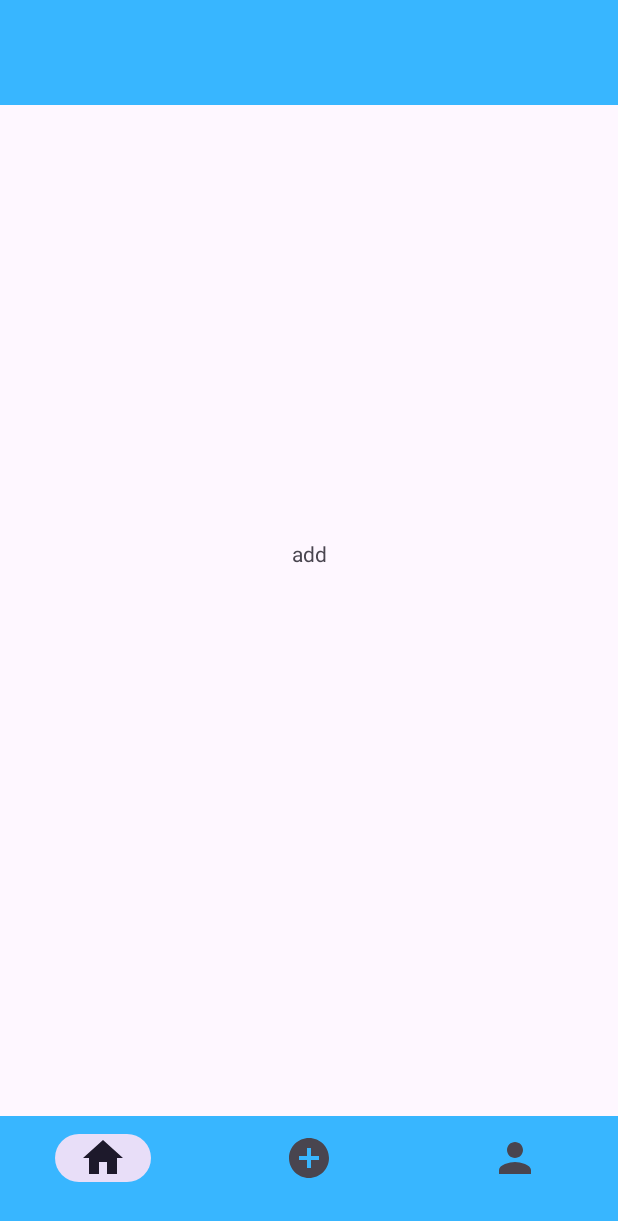
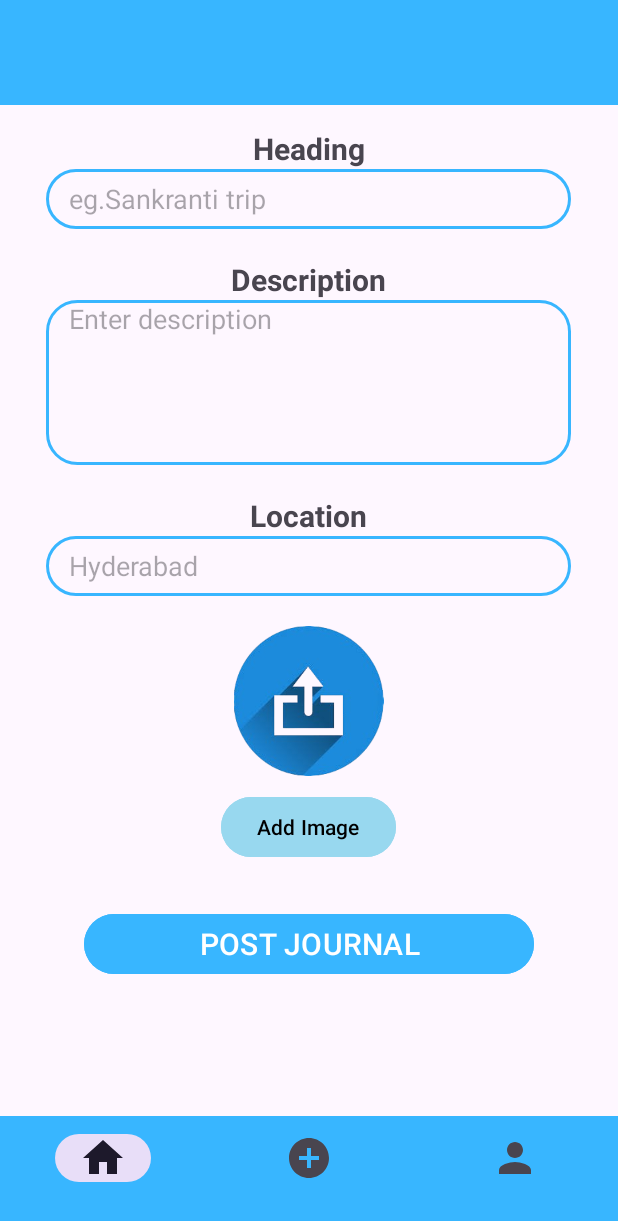
Before and after one commit to Tauficaksa/TravelJournal, an Android app: the fragment AddFragment placed in its activity, on a phone screen of 412 x 824 dp. Shown: the top 1221 px of the screen. Run offline under Robolectric (Android 15) with nearby library versions, the phone set to English and light mode, and no system bars.

Commit message:
xml of add fragment

```diff
--- /dev/null
+++ b/app/src/main/res/drawable/create_post_bg.xml
@@ -0,0 +1,5 @@
+<?xml version="1.0" encoding="utf-8"?>
+<shape xmlns:android="http://schemas.android.com/apk/res/android" android:shape="rectangle">
+    <stroke android:width="2dp" android:color="@color/mainbg"/>
+    <corners android:radius="20dp"/>
+</shape>
--- a/app/src/main/res/layout/fragment_add.xml
+++ b/app/src/main/res/layout/fragment_add.xml
@@ -5,11 +5,74 @@
     android:layout_height="match_parent"
     tools:context=".AddFragment">
 
-    <!-- TODO: Update blank fragment layout -->
-    <TextView
-        android:gravity="center"
+    <LinearLayout
         android:layout_width="match_parent"
         android:layout_height="match_parent"
-        android:text="add" />
+        android:gravity="center"
+        android:orientation="vertical">
+
+        <TextView
+            android:layout_width="wrap_content"
+            android:layout_height="wrap_content"
+            android:text="Heading"
+            android:textSize="20sp"
+            android:textStyle="bold"/>
+        <EditText
+            android:layout_width="350dp"
+            android:layout_height="40dp"
+            android:hint="eg.Sankranti trip"
+            android:inputType="text"
+            android:layout_marginBottom="20dp"
+            android:paddingLeft="15dp"
+            android:background="@drawable/create_post_bg"/>
+        <TextView
+            android:layout_width="wrap_content"
+            android:layout_height="wrap_content"
+            android:text="Description"
+            android:textSize="20sp"
+            android:textStyle="bold"/>
+        <EditText
+            android:layout_width="350dp"
+            android:layout_height="110dp"
+            android:hint="Enter description"
+            android:inputType="textMultiLine"
+            android:gravity="top"
+            android:layout_marginBottom="20dp"
+            android:paddingLeft="15dp"
+            android:background="@drawable/create_post_bg"/>
+        <TextView
+            android:layout_width="wrap_content"
+            android:layout_height="wrap_content"
+            android:text="Location"
+            android:textSize="20sp"
+            android:textStyle="bold"/>
+        <EditText
+            android:layout_width="350dp"
+            android:layout_height="40dp"
+            android:hint="Hyderabad"
+            android:inputType="text"
+            android:layout_marginBottom="20dp"
+            android:paddingLeft="15dp"
+            android:background="@drawable/create_post_bg"/>
+        <ImageView
+            android:layout_width="150dp"
+            android:layout_marginBottom="10dp"
+            android:src="@drawable/upload_img_logo_addfragment"
+            android:layout_height="100dp"/>
+        <Button
+            android:layout_width="wrap_content"
+            android:layout_height="wrap_content"
+            android:backgroundTint="#98D8EF"
+            android:textColor="@color/black"
+            android:layout_marginBottom="30dp"
+            android:text="Add Image"/>
+        <Button
+            android:layout_width="300dp"
+            android:layout_height="wrap_content"
+            android:textSize="20sp"
+            android:backgroundTint="@color/mainbg"
+            android:text="POST JOURNAL"/>
+
+    </LinearLayout>
 
 </FrameLayout>
```
Also changed, not shown: app/src/main/res/drawable/upload_img_logo_addfragment.png (added).
